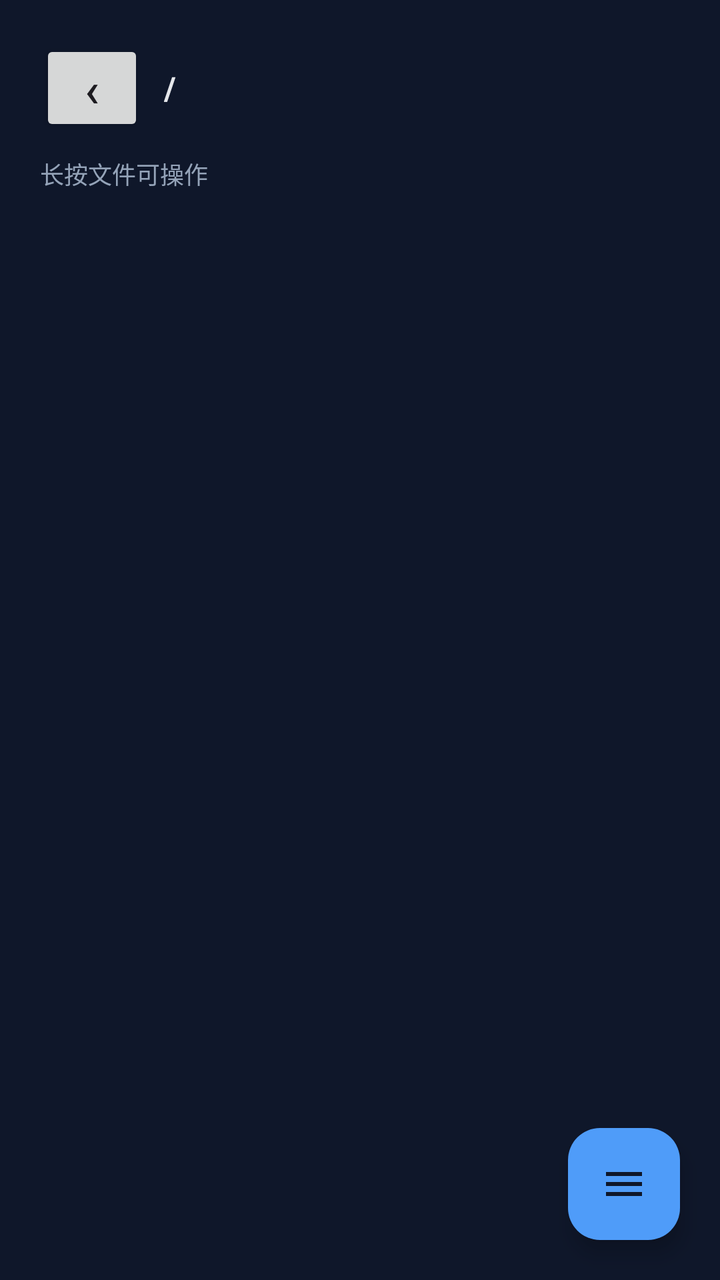
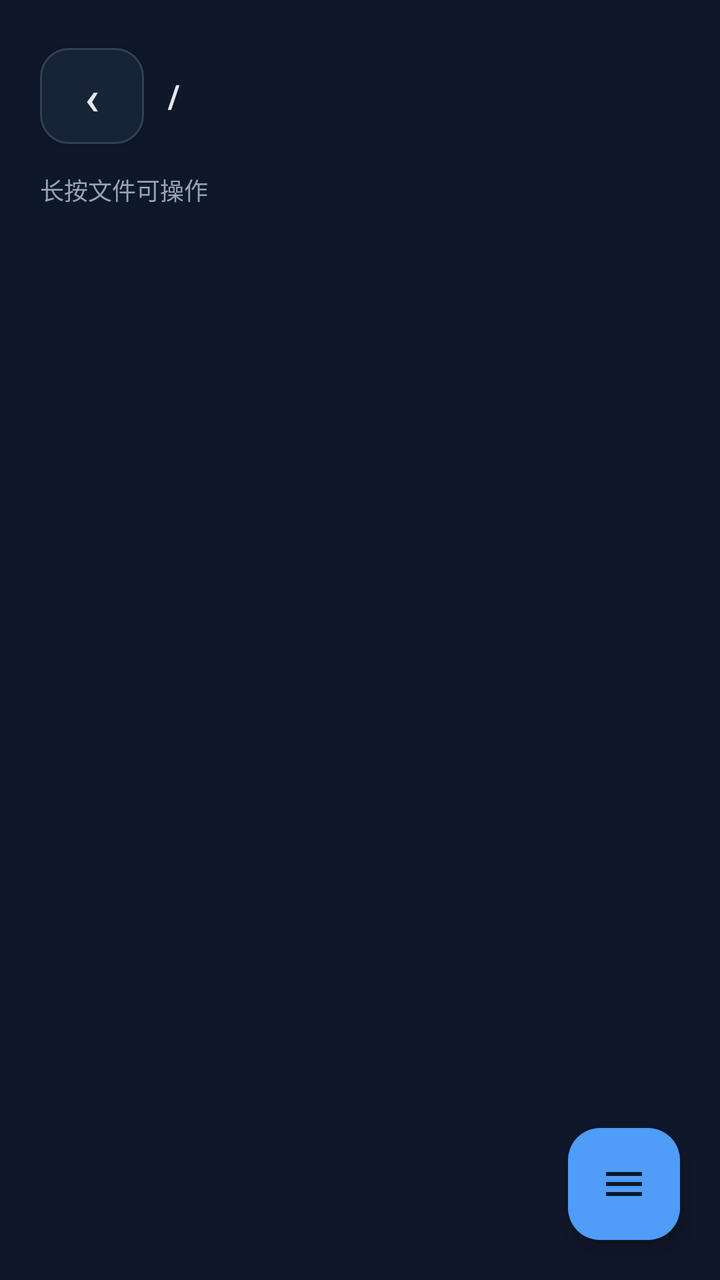

Two renders of the same Android screen: before a commit and after it. Below are the layout's source before the change and the commit's diff.
<!-- AndroidManifest.xml: application theme Theme.CasdonLink -->
<!-- res/layout/activity_files.xml -->
<?xml version="1.0" encoding="utf-8"?>
<FrameLayout xmlns:android="http://schemas.android.com/apk/res/android"
    xmlns:app="http://schemas.android.com/apk/res-auto"
    android:id="@+id/filesRoot"
    android:layout_width="match_parent"
    android:layout_height="match_parent"
    android:background="@color/background">
    <LinearLayout
        android:layout_width="match_parent"
        android:layout_height="match_parent"
        android:orientation="vertical"
        android:paddingStart="20dp"
        android:paddingTop="20dp"
        android:paddingEnd="20dp">
        <LinearLayout
            android:layout_width="match_parent"
            android:layout_height="wrap_content"
            android:gravity="center_vertical"
            android:orientation="horizontal">
            <Button android:id="@+id/filesBackButton"
                android:padding="0dp"
                android:layout_width="52dp"
                android:layout_height="48dp"
                android:contentDescription="返回上一级目录"
                android:gravity="center"
                android:text="‹"
                android:textSize="24sp"/>
            <TextView android:id="@+id/filesPath"
                android:layout_width="0dp"
                android:layout_height="wrap_content"
                android:layout_marginStart="10dp"
                android:layout_weight="1"
                android:background="?android:attr/selectableItemBackground"
                android:contentDescription="切换目录"
                android:ellipsize="start"
                android:paddingTop="6dp"
                android:paddingBottom="6dp"
                android:singleLine="true"
                android:text="/"
                android:textColor="@color/text_primary"
                android:textSize="16sp"
                android:textStyle="bold"/>
        </LinearLayout>
        <TextView android:id="@+id/filesHint"
            android:layout_width="match_parent"
            android:layout_height="wrap_content"
            android:layout_marginTop="10dp"
            android:text="长按文件可操作"
            android:textColor="@color/text_secondary"
            android:textSize="12sp"/>
        <ListView android:id="@+id/fileList"
            android:layout_width="match_parent"
            android:layout_height="0dp"
            android:layout_marginTop="10dp"
            android:layout_weight="1"
            android:clipToPadding="false"
            android:divider="#22334455"
            android:dividerHeight="1dp"
            android:paddingBottom="88dp"/>
    </LinearLayout>
    
    <com.google.android.material.floatingactionbutton.FloatingActionButton
        android:id="@+id/filesFab"
        android:layout_width="wrap_content"
        android:layout_height="wrap_content"
        android:layout_gravity="bottom|end"
        android:layout_marginEnd="20dp"
        android:layout_marginBottom="20dp"
        android:contentDescription="更多操作"
        android:src="@drawable/ic_menu_lines"
        app:backgroundTint="@color/primary"
        app:tint="@color/background"/>
</FrameLayout>
<!-- resources referenced by this layout -->
<resources>
  <!-- unchanged entries left out for length: 8 -->
</resources>

<!-- the commit's change to res/layout/activity_files.xml (unified diff, before → after) -->
@@ -5,30 +5,22 @@
     android:layout_width="match_parent"
     android:layout_height="match_parent"
     android:background="@color/background">
-    <LinearLayout
-        android:layout_width="match_parent"
-        android:layout_height="match_parent"
-        android:orientation="vertical"
-        android:paddingStart="20dp"
-        android:paddingTop="20dp"
-        android:paddingEnd="20dp">
-        <LinearLayout
-            android:layout_width="match_parent"
-            android:layout_height="wrap_content"
-            android:gravity="center_vertical"
-            android:orientation="horizontal">
-            <Button android:id="@+id/filesBackButton"
-                android:padding="0dp"
-                android:layout_width="52dp"
-                android:layout_height="48dp"
+
+    <LinearLayout style="@style/Widget.CasdonLink.Screen.Column">
+
+        <LinearLayout style="@style/Widget.CasdonLink.Toolbar">
+
+            <Button
+                android:id="@+id/filesBackButton"
+                style="@style/Widget.CasdonLink.Button.Icon"
                 android:contentDescription="返回上一级目录"
-                android:gravity="center"
-                android:text="‹"
-                android:textSize="24sp"/>
-            <TextView android:id="@+id/filesPath"
+                android:text="‹" />
+
+            <TextView
+                android:id="@+id/filesPath"
+                style="@style/Text.CasdonLink.SectionTitle"
                 android:layout_width="0dp"
-                android:layout_height="wrap_content"
-                android:layout_marginStart="10dp"
+                android:layout_marginStart="@dimen/space_md"
                 android:layout_weight="1"
                 android:background="?android:attr/selectableItemBackground"
                 android:contentDescription="切换目录"
@@ -36,38 +28,33 @@
                 android:paddingTop="6dp"
                 android:paddingBottom="6dp"
                 android:singleLine="true"
-                android:text="/"
-                android:textColor="@color/text_primary"
-                android:textSize="16sp"
-                android:textStyle="bold"/>
+                android:text="/" />
         </LinearLayout>
-        <TextView android:id="@+id/filesHint"
-            android:layout_width="match_parent"
-            android:layout_height="wrap_content"
+
+        <TextView
+            android:id="@+id/filesHint"
+            style="@style/Text.CasdonLink.Caption"
             android:layout_marginTop="10dp"
-            android:text="长按文件可操作"
-            android:textColor="@color/text_secondary"
-            android:textSize="12sp"/>
-        <ListView android:id="@+id/fileList"
-            android:layout_width="match_parent"
-            android:layout_height="0dp"
+            android:text="长按文件可操作" />
+
+        <ListView
+            android:id="@+id/fileList"
+            style="@style/Widget.CasdonLink.List"
             android:layout_marginTop="10dp"
-            android:layout_weight="1"
             android:clipToPadding="false"
-            android:divider="#22334455"
-            android:dividerHeight="1dp"
-            android:paddingBottom="88dp"/>
+            android:paddingBottom="88dp" />
     </LinearLayout>
+
     
     <com.google.android.material.floatingactionbutton.FloatingActionButton
         android:id="@+id/filesFab"
         android:layout_width="wrap_content"
         android:layout_height="wrap_content"
         android:layout_gravity="bottom|end"
-        android:layout_marginEnd="20dp"
-        android:layout_marginBottom="20dp"
+        android:layout_marginEnd="@dimen/space_xl"
+        android:layout_marginBottom="@dimen/space_xl"
         android:contentDescription="更多操作"
         android:src="@drawable/ic_menu_lines"
         app:backgroundTint="@color/primary"
-        app:tint="@color/background"/>
+        app:tint="@color/background" />
 </FrameLayout>
<!-- resource entries referenced after the edit -->
@@ -1,5 +1,85 @@
 <!-- resources referenced by this layout -->
 <resources>
+  <dimen name="space_md">12dp</dimen>
+  <dimen name="space_xl">20dp</dimen>
+  <style name="Text.CasdonLink.Caption" parent="Text.CasdonLink">
+          <item name="android:layout_width">wrap_content</item>
+          <item name="android:layout_height">wrap_content</item>
+          <item name="android:textColor">@color/text_secondary</item>
+          <item name="android:textSize">@dimen/text_caption</item>
+      </style>
+  <style name="Text.CasdonLink.SectionTitle" parent="Text.CasdonLink">
+          <item name="android:layout_width">wrap_content</item>
+          <item name="android:layout_height">wrap_content</item>
+          <item name="android:textColor">@color/text_primary</item>
+          <item name="android:textSize">@dimen/text_section_title</item>
+          <item name="android:textStyle">bold</item>
+      </style>
+  <style name="Widget.CasdonLink.Button.Icon" parent="Widget.CasdonLink.Button">
+          <item name="android:layout_width">@dimen/icon_button_width</item>
+          <item name="android:layout_height">@dimen/icon_button_height</item>
+          <item name="android:background">@drawable/bg_input</item>
+          <item name="android:gravity">center</item>
+          <item name="android:padding">0dp</item>
+          <item name="android:textColor">@color/text_primary</item>
+          <item name="android:textSize">@dimen/text_icon</item>
+      </style>
+  <style name="Widget.CasdonLink.List" parent="Widget.CasdonLink">
+          <item name="android:layout_width">match_parent</item>
+          <item name="android:layout_height">0dp</item>
+          <item name="android:layout_weight">1</item>
+          <item name="android:divider">@color/divider</item>
+          <item name="android:dividerHeight">1dp</item>
+      </style>
+  <style name="Widget.CasdonLink.Screen.Column" parent="Widget.CasdonLink.Screen">
+          <item name="android:layout_width">match_parent</item>
+          <item name="android:layout_height">match_parent</item>
+          <item name="android:background">@color/background</item>
+          <item name="android:orientation">vertical</item>
+          <item name="android:paddingStart">@dimen/screen_padding_horizontal</item>
+          <item name="android:paddingTop">@dimen/screen_padding_vertical</item>
+          <item name="android:paddingEnd">@dimen/screen_padding_horizontal</item>
+          <item name="android:paddingBottom">@dimen/screen_padding_bottom</item>
+      </style>
+  <style name="Widget.CasdonLink.Toolbar" parent="Widget.CasdonLink">
+          <item name="android:layout_width">match_parent</item>
+          <item name="android:layout_height">@dimen/toolbar_height</item>
+          <item name="android:gravity">center_vertical</item>
+          <item name="android:orientation">horizontal</item>
+      </style>
+  <style name="Text.CasdonLink" parent="" />
+  <dimen name="text_caption">12sp</dimen>
+  <dimen name="text_section_title">16sp</dimen>
+  <style name="Widget.CasdonLink.Button" parent="Widget.CasdonLink">
+          <item name="android:layout_width">match_parent</item>
+          <item name="android:layout_height">@dimen/control_height</item>
+          <item name="android:paddingStart">@dimen/space_lg</item>
+          <item name="android:paddingEnd">@dimen/space_lg</item>
+          <item name="android:textAllCaps">false</item>
+          <item name="android:textSize">@dimen/text_body_large</item>
+      </style>
+  <dimen name="icon_button_width">52dp</dimen>
+  <dimen name="icon_button_height">48dp</dimen>
+  <!-- drawable bg_input (drawable) -->
+  <shape xmlns:android="http://schemas.android.com/apk/res/android">
+      <solid android:color="@color/input_surface" />
+      <stroke android:width="1dp" android:color="@color/input_stroke" />
+      <corners android:radius="14dp" />
+  </shape>
+  <dimen name="text_icon">24sp</dimen>
+  <style name="Widget.CasdonLink" parent="" />
+  <color name="divider">#22334455</color>
+  <style name="Widget.CasdonLink.Screen" parent="" />
+  <dimen name="screen_padding_horizontal">@dimen/space_xl</dimen>
+  <dimen name="screen_padding_vertical">@dimen/space_xl</dimen>
+  <dimen name="screen_padding_bottom">@dimen/space_2xl</dimen>
+  <dimen name="toolbar_height">56dp</dimen>
+  <dimen name="control_height">52dp</dimen>
+  <dimen name="space_lg">16dp</dimen>
+  <dimen name="text_body_large">15sp</dimen>
+  <color name="input_surface">#172337</color>
+  <color name="input_stroke">#334155</color>
+  <dimen name="space_2xl">24dp</dimen>
   <!-- unchanged entries left out for length: 8 -->
 </resources>
 
